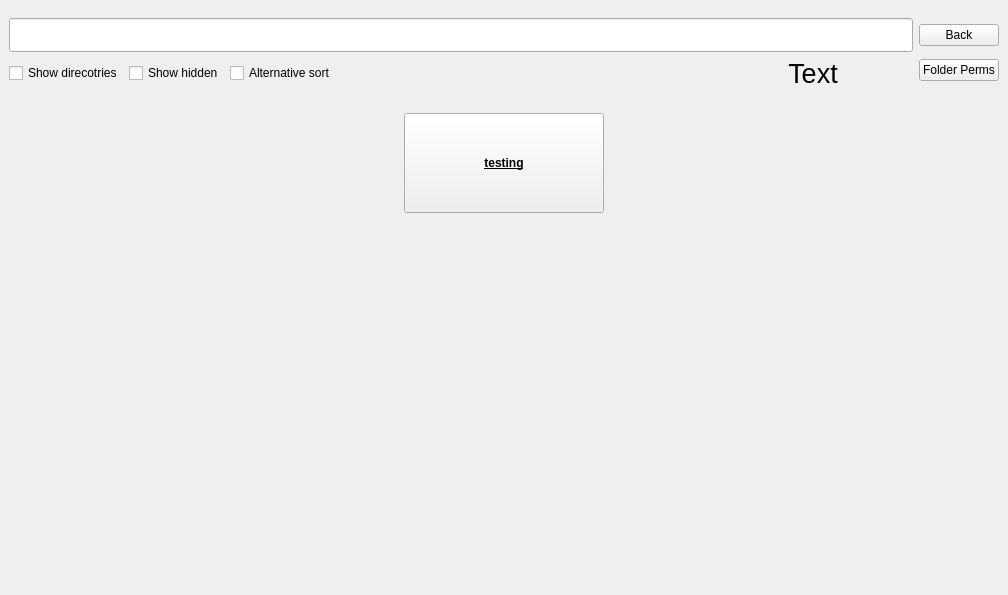
This is qtui.ui in codaloc/PermissionManager as Qt 5 draws it before an edit. The edited form follows.
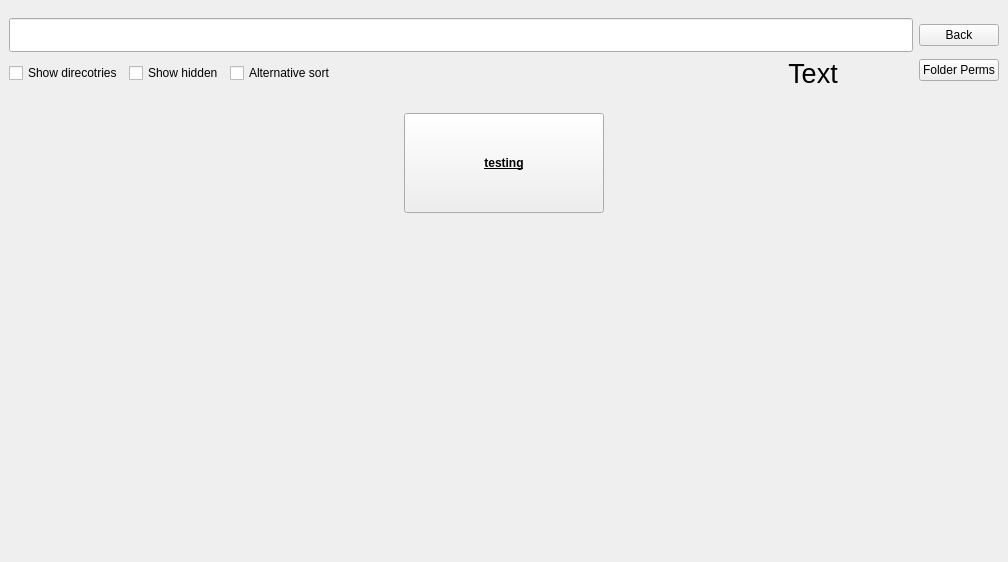
This is the edited form.

Commit message: added non-functional perm ui

The edit to the form file:
```diff
--- a/qtui.ui
+++ b/qtui.ui
@@ -10,7 +10,7 @@
     <x>0</x>
     <y>0</y>
     <width>1008</width>
-    <height>595</height>
+    <height>562</height>
    </rect>
   </property>
   <property name="windowTitle">
```
The commit also changes 4 other files.
